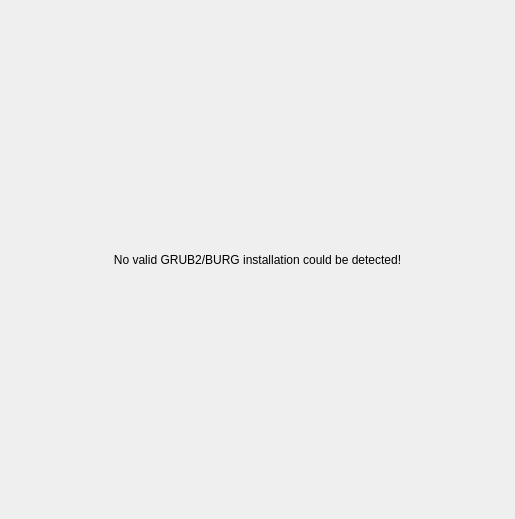
Before: the Qt Designer form ui/kcm_grub2.ui in KDE/kcm-grub2, drawn with Qt 5.
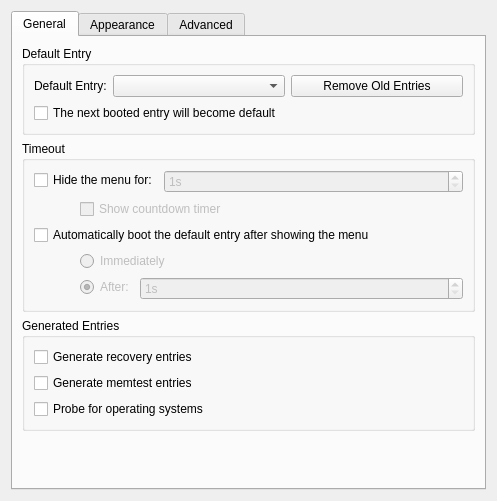
After: the same form once the commit is applied. Custom widgets are drawn as their Qt base class.

Commit message:
*FIXED: Improved security by detecting GRUB paths at compile-time.
GRUB paths are no longer detected at run-time and passed around to the
helper. They remain fixed after compilation. This is a strict rule so
that the helper cannot read/write to an arbitrary file. It also allows
package maintainers to fine-tune the module according to each
distribution's naming conventions. If no user interaction is detected,
CMake will automatically try and resolve these paths.

Package maintainers are *highly* encouraged to manually specify these
paths.

For more information check the updated INSTALL file.

What changed in the file:
```diff
--- a/ui/kcm_grub2.ui
+++ b/ui/kcm_grub2.ui
@@ -6,31 +6,10 @@
    <rect>
     <x>0</x>
     <y>0</y>
-    <width>492</width>
-    <height>507</height>
+    <width>484</width>
+    <height>499</height>
    </rect>
   </property>
-  <layout class="QGridLayout" name="gridLayout_7">
-   <item row="0" column="0">
-    <widget class="QStackedWidget" name="stackedWidget">
-     <property name="currentIndex">
-      <number>0</number>
-     </property>
-     <widget class="QWidget" name="page">
-      <layout class="QGridLayout" name="gridLayout_9">
-       <item row="0" column="0">
-        <widget class="QLabel" name="label_info">
-         <property name="text">
-          <string comment="@info">No valid GRUB2/BURG installation could be detected!</string>
-         </property>
-         <property name="alignment">
-          <set>Qt::AlignCenter</set>
-         </property>
-        </widget>
-       </item>
-      </layout>
-     </widget>
-     <widget class="QWidget" name="page_2">
       <layout class="QGridLayout" name="gridLayout_6">
        <item row="0" column="0">
         <widget class="KTabWidget" name="ktabwidget">
@@ -631,10 +610,6 @@
                </widget>
               </item>
              </layout>
-            </widget>
-           </item>
-          </layout>
-         </widget>
         </widget>
        </item>
       </layout>
```
Lines whose indentation alone changed are shown as unchanged. The commit also changes 10 other files.
